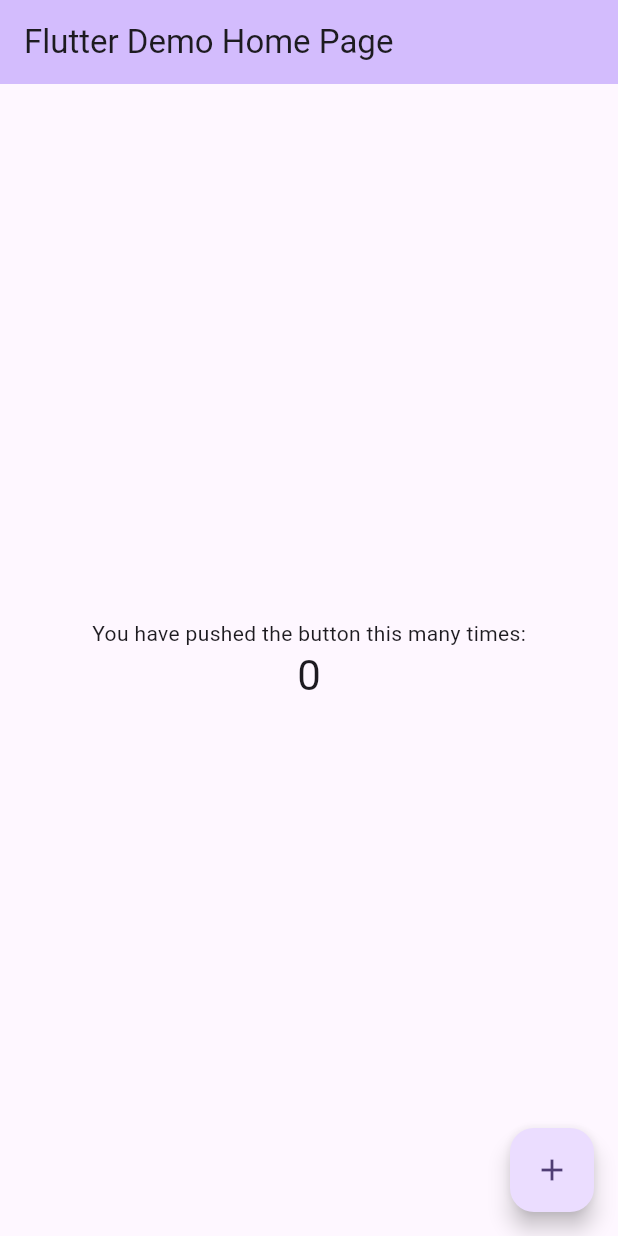
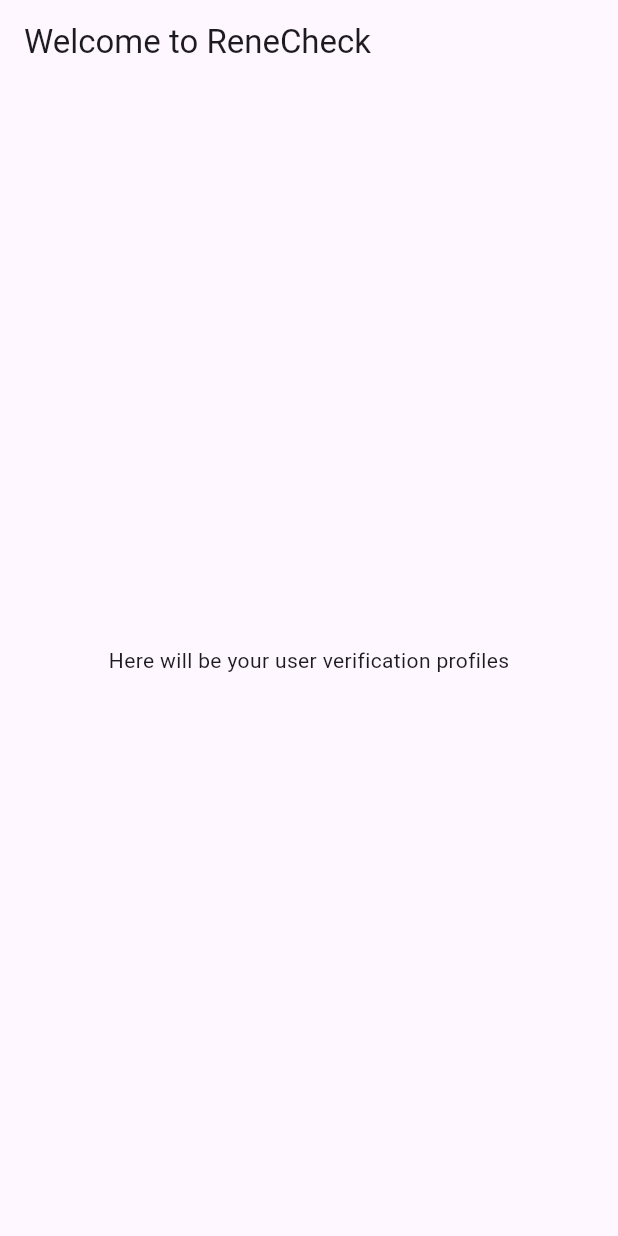
Before and after one commit to AlanFPS/rene_check, a Flutter app: the screen it shows after launch, on a phone screen of 412 x 824 dp. Run offline on Flutter 3.47's test engine with Material 3 defaults, Android fonts, the phone set to English and light mode, and no system bars.

Commit message:
Main theme added

```diff
--- a/lib/main.dart
+++ b/lib/main.dart
@@ -1,125 +1,150 @@
 import 'package:flutter/material.dart';
 
-void main() {
-  runApp(const MyApp());
-}
+void main() => runApp(ReneCheckApp());
 
-class MyApp extends StatelessWidget {
-  const MyApp({super.key});
-
-  // This widget is the root of your application.
+class ReneCheckApp extends StatelessWidget {
   @override
   Widget build(BuildContext context) {
     return MaterialApp(
-      title: 'Flutter Demo',
+      title: 'ReneCheck',
       theme: ThemeData(
-        // This is the theme of your application.
-        //
-        // TRY THIS: Try running your application with "flutter run". You'll see
-        // the application has a purple toolbar. Then, without quitting the app,
-        // try changing the seedColor in the colorScheme below to Colors.green
-        // and then invoke "hot reload" (save your changes or press the "hot
-        // reload" button in a Flutter-supported IDE, or press "r" if you used
-        // the command line to start the app).
-        //
-        // Notice that the counter didn't reset back to zero; the application
-        // state is not lost during the reload. To reset the state, use hot
-        // restart instead.
-        //
-        // This works for code too, not just values: Most code changes can be
-        // tested with just a hot reload.
-        colorScheme: ColorScheme.fromSeed(seedColor: Colors.deepPurple),
-        useMaterial3: true,
+        primarySwatch: Colors.blue,
+        visualDensity: VisualDensity.adaptivePlatformDensity,
       ),
-      home: const MyHomePage(title: 'Flutter Demo Home Page'),
+      home: Scaffold(
+        appBar: AppBar(
+          title: Text('Welcome to ReneCheck'),
+        ),
+        body: Center(
+          child: Text('Here will be your user verification profiles'),
+        ),
+      ),
     );
   }
 }
 
-class MyHomePage extends StatefulWidget {
-  const MyHomePage({super.key, required this.title});
+// import 'package:flutter/material.dart';
 
-  // This widget is the home page of your application. It is stateful, meaning
-  // that it has a State object (defined below) that contains fields that affect
-  // how it looks.
+// void main() {
+//   runApp(const MyApp());
+// }
 
-  // This class is the configuration for the state. It holds the values (in this
-  // case the title) provided by the parent (in this case the App widget) and
-  // used by the build method of the State. Fields in a Widget subclass are
-  // always marked "final".
+// class MyApp extends StatelessWidget {
+//   const MyApp({super.key});
 
-  final String title;
+//   // This widget is the root of your application.
+//   @override
+//   Widget build(BuildContext context) {
+//     return MaterialApp(
+//       title: 'Flutter Demo',
+//       theme: ThemeData(
+//         // This is the theme of your application.
+//         //
+//         // TRY THIS: Try running your application with "flutter run". You'll see
+//         // the application has a purple toolbar. Then, without quitting the app,
+//         // try changing the seedColor in the colorScheme below to Colors.green
+//         // and then invoke "hot reload" (save your changes or press the "hot
+//         // reload" button in a Flutter-supported IDE, or press "r" if you used
+//         // the command line to start the app).
+//         //
+//         // Notice that the counter didn't reset back to zero; the application
+//         // state is not lost during the reload. To reset the state, use hot
+//         // restart instead.
+//         //
+//         // This works for code too, not just values: Most code changes can be
+//         // tested with just a hot reload.
+//         colorScheme: ColorScheme.fromSeed(seedColor: Colors.deepPurple),
+//         useMaterial3: true,
+//       ),
+//       home: const MyHomePage(title: 'Flutter Demo Home Page'),
+//     );
+//   }
+// }
 
-  @override
-  State<MyHomePage> createState() => _MyHomePageState();
-}
+// class MyHomePage extends StatefulWidget {
+//   const MyHomePage({super.key, required this.title});
 
-class _MyHomePageState extends State<MyHomePage> {
-  int _counter = 0;
+//   // This widget is the home page of your application. It is stateful, meaning
+//   // that it has a State object (defined below) that contains fields that affect
+//   // how it looks.
 
-  void _incrementCounter() {
-    setState(() {
-      // This call to setState tells the Flutter framework that something has
-      // changed in this State, which causes it to rerun the build method below
-      // so that the display can reflect the updated values. If we changed
-      // _counter without calling setState(), then the build method would not be
-      // called again, and so nothing would appear to happen.
-      _counter++;
-    });
-  }
+//   // This class is the configuration for the state. It holds the values (in this
+//   // case the title) provided by the parent (in this case the App widget) and
+//   // used by the build method of the State. Fields in a Widget subclass are
+//   // always marked "final".
 
-  @override
-  Widget build(BuildContext context) {
-    // This method is rerun every time setState is called, for instance as done
-    // by the _incrementCounter method above.
-    //
-    // The Flutter framework has been optimized to make rerunning build methods
-    // fast, so that you can just rebuild anything that needs updating rather
-    // than having to individually change instances of widgets.
-    return Scaffold(
-      appBar: AppBar(
-        // TRY THIS: Try changing the color here to a specific color (to
-        // Colors.amber, perhaps?) and trigger a hot reload to see the AppBar
-        // change color while the other colors stay the same.
-        backgroundColor: Theme.of(context).colorScheme.inversePrimary,
-        // Here we take the value from the MyHomePage object that was created by
-        // the App.build method, and use it to set our appbar title.
-        title: Text(widget.title),
-      ),
-      body: Center(
-        // Center is a layout widget. It takes a single child and positions it
-        // in the middle of the parent.
-        child: Column(
-          // Column is also a layout widget. It takes a list of children and
-          // arranges them vertically. By default, it sizes itself to fit its
-          // children horizontally, and tries to be as tall as its parent.
-          //
-          // Column has various properties to control how it sizes itself and
-          // how it positions its children. Here we use mainAxisAlignment to
-          // center the children vertically; the main axis here is the vertical
-          // axis because Columns are vertical (the cross axis would be
-          // horizontal).
-          //
-          // TRY THIS: Invoke "debug painting" (choose the "Toggle Debug Paint"
-          // action in the IDE, or press "p" in the console), to see the
-          // wireframe for each widget.
-          mainAxisAlignment: MainAxisAlignment.center,
-          children: <Widget>[
-            const Text(
-              'You have pushed the button this many times:',
-            ),
-            Text(
-              '$_counter',
-              style: Theme.of(context).textTheme.headlineMedium,
-            ),
-          ],
-        ),
-      ),
-      floatingActionButton: FloatingActionButton(
-        onPressed: _incrementCounter,
-        tooltip: 'Increment',
-        child: const Icon(Icons.add),
-      ), // This trailing comma makes auto-formatting nicer for build methods.
-    );
-  }
-}
+//   final String title;
+
+//   @override
+//   State<MyHomePage> createState() => _MyHomePageState();
+// }
+
+// class _MyHomePageState extends State<MyHomePage> {
+//   int _counter = 0;
+
+//   void _incrementCounter() {
+//     setState(() {
+//       // This call to setState tells the Flutter framework that something has
+//       // changed in this State, which causes it to rerun the build method below
+//       // so that the display can reflect the updated values. If we changed
+//       // _counter without calling setState(), then the build method would not be
+//       // called again, and so nothing would appear to happen.
+//       _counter++;
+//     });
+//   }
+
+//   @override
+//   Widget build(BuildContext context) {
+//     // This method is rerun every time setState is called, for instance as done
+//     // by the _incrementCounter method above.
+//     //
+//     // The Flutter framework has been optimized to make rerunning build methods
+//     // fast, so that you can just rebuild anything that needs updating rather
+//     // than having to individually change instances of widgets.
+//     return Scaffold(
+//       appBar: AppBar(
+//         // TRY THIS: Try changing the color here to a specific color (to
+//         // Colors.amber, perhaps?) and trigger a hot reload to see the AppBar
+//         // change color while the other colors stay the same.
+//         backgroundColor: Theme.of(context).colorScheme.inversePrimary,
+//         // Here we take the value from the MyHomePage object that was created by
+//         // the App.build method, and use it to set our appbar title.
+//         title: Text(widget.title),
+//       ),
+//       body: Center(
+//         // Center is a layout widget. It takes a single child and positions it
+//         // in the middle of the parent.
+//         child: Column(
+//           // Column is also a layout widget. It takes a list of children and
+//           // arranges them vertically. By default, it sizes itself to fit its
+//           // children horizontally, and tries to be as tall as its parent.
+//           //
+//           // Column has various properties to control how it sizes itself and
+//           // how it positions its children. Here we use mainAxisAlignment to
+//           // center the children vertically; the main axis here is the vertical
+//           // axis because Columns are vertical (the cross axis would be
+//           // horizontal).
+//           //
+//           // TRY THIS: Invoke "debug painting" (choose the "Toggle Debug Paint"
+//           // action in the IDE, or press "p" in the console), to see the
+//           // wireframe for each widget.
+//           mainAxisAlignment: MainAxisAlignment.center,
+//           children: <Widget>[
+//             const Text(
+//               'You have pushed the button this many times:',
+//             ),
+//             Text(
+//               '$_counter',
+//               style: Theme.of(context).textTheme.headlineMedium,
+//             ),
+//           ],
+//         ),
+//       ),
+//       floatingActionButton: FloatingActionButton(
+//         onPressed: _incrementCounter,
+//         tooltip: 'Increment',
+//         child: const Icon(Icons.add),
+//       ), // This trailing comma makes auto-formatting nicer for build methods.
+//     );
+//   }
+// }
```
